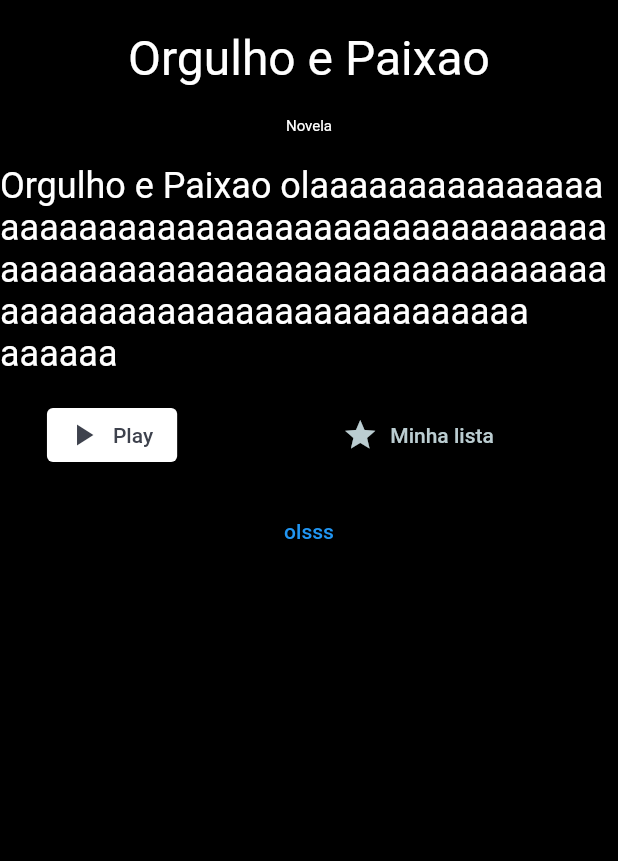
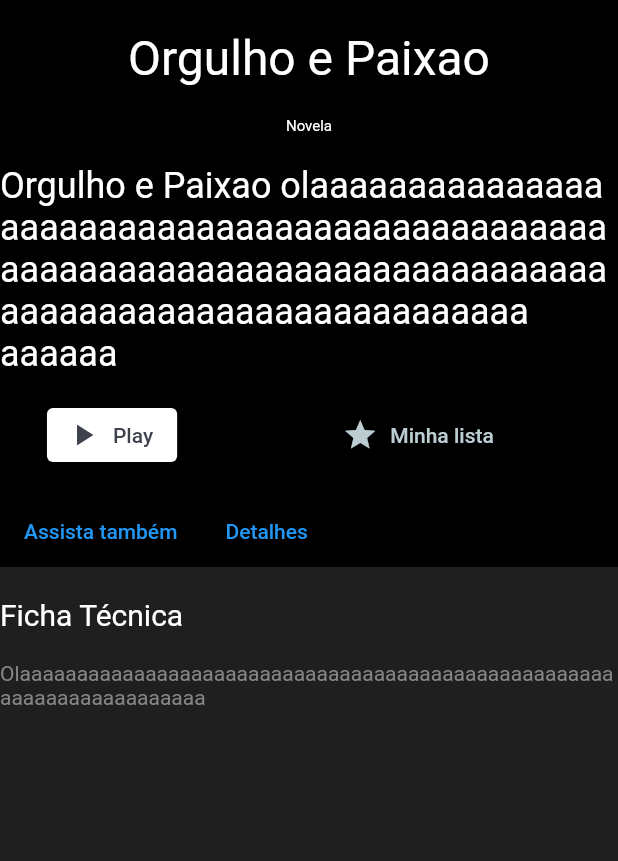
Before and after one commit to keizo13/Flutter-Diogo-Final, a Flutter app: the DetailsPage screen opened by its route, on a phone screen of 412 x 824 dp, the part 375-1236 px from its top. Run offline on Flutter 3.47's test engine with Material 2 defaults, Android fonts, the phone set to English and light mode, and no system bars; our stand-ins replace dio, easy_localization, flutter_dotenv, flutter_modular; missing offline and left inert: shared_preferences_web; network calls fail.

Commit message:
detalhes

```diff
--- a/lib/app/modules/details/views/details_page.dart
+++ b/lib/app/modules/details/views/details_page.dart
@@ -112,13 +112,55 @@ class _DetailsPageState extends State<DetailsPage> {
               ),
             ],
           ),
+          Row(
+            children: [
               OutlinedButton(
-              child: Text("olsss"),
+                child: Text("Assista também"),
+                onPressed: () {
+                  print('You selected all posts');
+                },
+              ),
+              OutlinedButton(
+                child: Text("Detalhes"),
                 onPressed: () {
                   print('You selected all posts');
                 },
               ),
             ],
-        ));
+          ),
+          Expanded(
+            flex: 10,
+            child: Container(
+                color: Color(0xff1f1f1f),
+                child: Column(
+                  crossAxisAlignment: CrossAxisAlignment.start,
+                  children: [
+                    SizedBox(
+                      height: 20,
+                    ),
+                    Text(
+                      "Ficha Técnica",
+                      style: TextStyle(
+                        color: Colors.white,
+                        fontSize: 20,
+                      ),
+                    ),
+                    SizedBox(
+                      height: 20,
+                    ),
+                    Text(
+                      "Olaaaaaaaaaaaaaaaaaaaaaaaaaaaaaaaaaaaaaaaaaaaaaaaaaaaaaaaaaaaaaaaaaaaaaa",
+                      style: TextStyle(
+                        color: Color(
+                          0xff868686,
+                        ),
+                      ),
+                    ),
+                  ],
+                )),
+          ),
+        ],
+      ),
+    );
   }
 }
```
Lines whose indentation alone changed are shown as unchanged.
